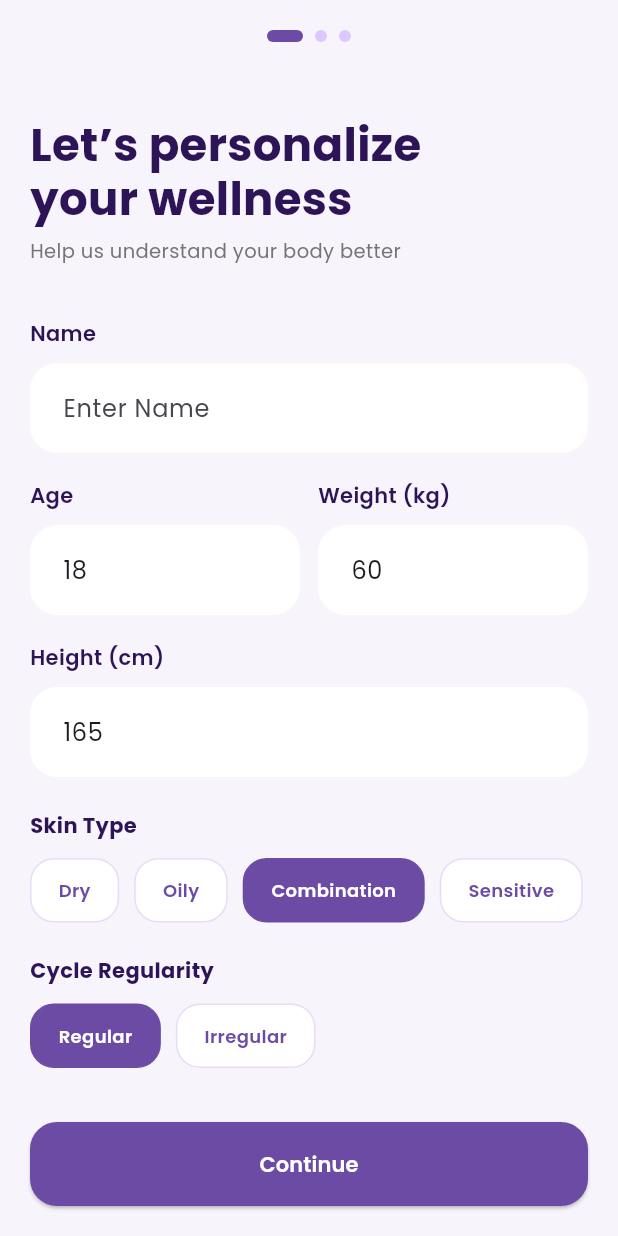
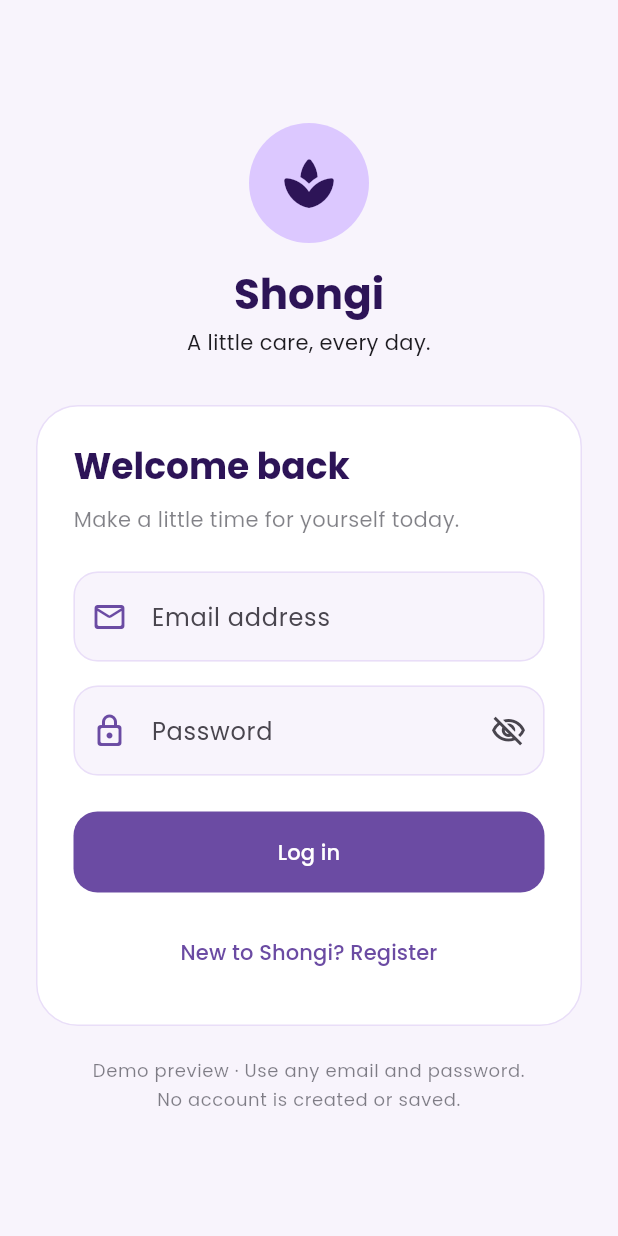
Before and after one commit to mehernigar17/Shongi, a Flutter app: the screen it shows after launch, on a phone screen of 412 x 824 dp. Run offline on Flutter 3.47's test engine with Material 3 defaults, Android fonts, the phone set to English and light mode, and no system bars; our stand-ins replace firebase_core, fl_chart, google_fonts, youtube_player_flutter; accounts and stored records are empty.

Commit message:
firebase setup, added login register and log out

```diff
--- a/lib/app/app.dart
+++ b/lib/app/app.dart
@@ -2,10 +2,23 @@ import 'package:flutter/material.dart';
 import '../core/theme/app_theme.dart';
 import '../features/onboarding/views/onboarding_view.dart';
 import 'app_dependencies.dart';
+import 'app_shell_view.dart';
+import '../features/auth/views/auth_view.dart';
 
 class ShongiApp extends StatelessWidget {
   const ShongiApp({super.key, required this.dependencies});
   final AppDependencies dependencies;
   @override
-  Widget build(BuildContext context) => MaterialApp(title: 'Shongi', debugShowCheckedModeBanner: false, theme: appTheme, home: OnboardingScreen(dependencies: dependencies));
+  Widget build(BuildContext context) => MaterialApp(
+    title: 'Shongi',
+    debugShowCheckedModeBanner: false,
+    theme: appTheme,
+    initialRoute: '/login',
+    routes: {
+      '/login': (_) => const AuthScreen(),
+      '/register': (_) => const AuthScreen(register: true),
+      '/onboarding': (_) => OnboardingScreen(dependencies: dependencies),
+      '/home': (_) => const MainScreen(),
+    },
+  );
 }
--- /dev/null
+++ b/lib/features/auth/views/auth_view.dart
@@ -0,0 +1,242 @@
+import 'package:flutter/material.dart';
+import '../../../core/theme/app_colors.dart';
+
+/// UI-only demo: credentials are validated for shape, never sent or stored.
+class AuthScreen extends StatefulWidget {
+  const AuthScreen({super.key, this.register = false});
+  final bool register;
+
+  @override
+  State<AuthScreen> createState() => _AuthScreenState();
+}
+
+class _AuthScreenState extends State<AuthScreen> {
+  final _formKey = GlobalKey<FormState>();
+  final _password = TextEditingController();
+  bool _hidePassword = true;
+  bool _hideConfirmation = true;
+
+  @override
+  void dispose() {
+    _password.dispose();
+    super.dispose();
+  }
+
+  void _submit() {
+    if (!_formKey.currentState!.validate()) return;
+    FocusScope.of(context).unfocus();
+    Navigator.of(context).pushNamedAndRemoveUntil(
+      widget.register ? '/onboarding' : '/home',
+      (_) => false,
+    );
+  }
+
+  InputDecoration _decoration(String label, IconData icon) => InputDecoration(
+    labelText: label,
+    prefixIcon: Icon(icon, color: accentColor),
+    filled: true,
+    fillColor: pageBackground,
+    contentPadding: const EdgeInsets.symmetric(horizontal: 18, vertical: 18),
+    border: OutlineInputBorder(borderRadius: BorderRadius.circular(16)),
+    enabledBorder: OutlineInputBorder(
+      borderRadius: BorderRadius.circular(16),
+      borderSide: const BorderSide(color: cardBorderColor),
+    ),
+  );
+
+  Widget _passwordField({bool confirmation = false}) {
+    final hidden = confirmation ? _hideConfirmation : _hidePassword;
+    return TextFormField(
+      controller: confirmation ? null : _password,
+      obscureText: hidden,
+      autocorrect: false,
+      enableSuggestions: false,
+      textInputAction: widget.register && !confirmation
+          ? TextInputAction.next
+          : TextInputAction.done,
+      onFieldSubmitted: (_) {
+        if (!widget.register || confirmation) _submit();
+      },
+      decoration:
+          _decoration(
+            confirmation ? 'Confirm password' : 'Password',
+            Icons.lock_outline_rounded,
+          ).copyWith(
+            suffixIcon: IconButton(
+              tooltip: hidden ? 'Show password' : 'Hide password',
+              onPressed: () => setState(() {
+                if (confirmation) {
+                  _hideConfirmation = !_hideConfirmation;
+                } else {
+                  _hidePassword = !_hidePassword;
+                }
+              }),
+              icon: Icon(
+                hidden
+                    ? Icons.visibility_off_outlined
+                    : Icons.visibility_outlined,
+              ),
+            ),
+          ),
+      validator: (value) {
+        if (value == null || value.isEmpty) return 'Enter a password';
+        if (confirmation && value != _password.text) {
+          return 'Passwords do not match';
+        }
+        return null;
+      },
+    );
+  }
+
+  @override
+  Widget build(BuildContext context) {
+    final register = widget.register;
+    return Scaffold(
+      body: SafeArea(
+        child: Center(
+          child: SingleChildScrollView(
+            padding: const EdgeInsets.symmetric(horizontal: 24, vertical: 32),
+            child: ConstrainedBox(
+              constraints: const BoxConstraints(maxWidth: 440),
+              child: Column(
+                crossAxisAlignment: CrossAxisAlignment.stretch,
+                children: [
+                  Center(
+                    child: Container(
+                      padding: const EdgeInsets.all(20),
+                      decoration: const BoxDecoration(
+                        color: accentColorLight,
+                        shape: BoxShape.circle,
+                      ),
+                      child: const Icon(
+                        Icons.spa_rounded,
+                        size: 40,
+                        color: accentColorDeep,
+                      ),
+                    ),
+                  ),
+                  const SizedBox(height: 16),
+                  Text(
+                    'Shongi',
+                    textAlign: TextAlign.center,
+                    style: Theme.of(context).textTheme.headlineMedium?.copyWith(
+                      color: accentColorDeep,
+                      fontWeight: FontWeight.w700,
+                    ),
+                  ),
+                  const SizedBox(height: 4),
+                  const Text(
+                    'A little care, every day.',
+                    textAlign: TextAlign.center,
+                  ),
+                  const SizedBox(height: 32),
+                  Container(
+                    padding: const EdgeInsets.all(24),
+                    decoration: BoxDecoration(
+                      color: Colors.white,
+                      borderRadius: BorderRadius.circular(28),
+                      border: Border.all(color: cardBorderColor),
+                    ),
+                    child: Form(
+                      key: _formKey,
+                      child: Column(
+                        crossAxisAlignment: CrossAxisAlignment.stretch,
+                        children: [
+                          Text(
+                            register ? 'Create your account' : 'Welcome back',
+                            style: Theme.of(context).textTheme.headlineSmall
+                                ?.copyWith(
+                                  color: accentColorDeep,
+                                  fontWeight: FontWeight.w700,
+                                ),
+                          ),
+                          const SizedBox(height: 8),
+                          Text(
+                            register
+                                ? 'Start your personal wellness journey.'
+                                : 'Make a little time for yourself today.',
+                            style: TextStyle(color: textSecondary, height: 1.6),
+                          ),
+                          const SizedBox(height: 24),
+                          if (register) ...[
+                            TextFormField(
+                              textCapitalization: TextCapitalization.words,
+                              textInputAction: TextInputAction.next,
+                              decoration: _decoration(
+                                'Full name',
+                                Icons.person_outline_rounded,
+                              ),
+                              validator: (value) =>
+                                  value == null || value.trim().isEmpty
+                                  ? 'Enter your name'
+                                  : null,
+                            ),
+                            const SizedBox(height: 16),
+                          ],
+                          TextFormField(
+                            keyboardType: TextInputType.emailAddress,
+                            textInputAction: TextInputAction.next,
+                            autocorrect: false,
+                            decoration: _decoration(
+                              'Email address',
+                              Icons.mail_outline_rounded,
+                            ),
+                            validator: (value) =>
+                                RegExp(
+                                  r'^[^\s@]+@[^\s@]+\.[^\s@]+$',
+                                ).hasMatch(value?.trim() ?? '')
+                                ? null
+                                : 'Enter a valid email address',
+                          ),
+                          const SizedBox(height: 16),
+                          _passwordField(),
+                          if (register) ...[
+                            const SizedBox(height: 16),
+                            _passwordField(confirmation: true),
+                          ],
+                          const SizedBox(height: 24),
+                          FilledButton(
+                            onPressed: _submit,
+                            style: FilledButton.styleFrom(
+                              minimumSize: const Size.fromHeight(54),
+                              shape: RoundedRectangleBorder(
+                                borderRadius: BorderRadius.circular(16),
+                              ),
+                            ),
+                            child: Text(register ? 'Create account' : 'Log in'),
+                          ),
+                          const SizedBox(height: 16),
+                          TextButton(
+                            onPressed: () =>
+                                Navigator.of(context).pushReplacementNamed(
+                                  register ? '/login' : '/register',
+                                ),
+                            child: Text(
+                              register
+                                  ? 'Already have an account? Log in'
+                                  : 'New to Shongi? Register',
+                              textAlign: TextAlign.center,
+                            ),
+                          ),
+                        ],
+                      ),
+                    ),
+                  ),
+                  const SizedBox(height: 20),
+                  Text(
+                    'Demo preview · Use any email and password.\nNo account is created or saved.',
+                    textAlign: TextAlign.center,
+                    style: Theme.of(context).textTheme.bodySmall?.copyWith(
+                      color: textSecondary,
+                      height: 1.6,
+                    ),
+                  ),
+                ],
+              ),
+            ),
+          ),
+        ),
+      ),
+    );
+  }
+}
--- a/lib/features/profile/views/profile_view.dart
+++ b/lib/features/profile/views/profile_view.dart
@@ -403,7 +403,7 @@ class _ProfileScreenState extends State<ProfileScreen> {
           TextButton(
             onPressed: () {
               Navigator.pop(ctx);
-              _showSnackBar('Signed out successfully');
+              Navigator.of(context).pushNamedAndRemoveUntil('/login', (_) => false);
             },
             child: Text(
               'Sign Out',
@@ -491,7 +491,7 @@ class _ProfileScreenState extends State<ProfileScreen> {
                     SignOutButton(
                       onTap: _showSignOutDialog,
                     ),
-                    const SizedBox(height: 16),
+                    const SizedBox(height: 100),
                   ],
                 ),
               ),
--- a/lib/main.dart
+++ b/lib/main.dart
@@ -2,4 +2,8 @@ import 'package:flutter/widgets.dart';
 import 'app/app.dart';
 import 'app/app_dependencies.dart';
 
-void main() => runApp(ShongiApp(dependencies: AppDependencies()));
+void main() {
+  WidgetsFlutterBinding.ensureInitialized();
+  // The preview flow is local and does not initialize an authentication backend.
+  runApp(ShongiApp(dependencies: AppDependencies()));
+}
--- a/pubspec.yaml
+++ b/pubspec.yaml
@@ -37,6 +37,9 @@ dependencies:
   google_fonts: ^8.1.0
   fl_chart: ^1.2.0
   youtube_player_flutter: ^9.1.3
+  firebase_core: ^4.14.0
+  firebase_auth: ^6.6.1
+  cloud_firestore: ^6.9.0
 
 
 dev_dependencies:
```
Also changed, not shown: firebase.json (added), lib/firebase_options.dart (added), pubspec.lock, 6 other files.
